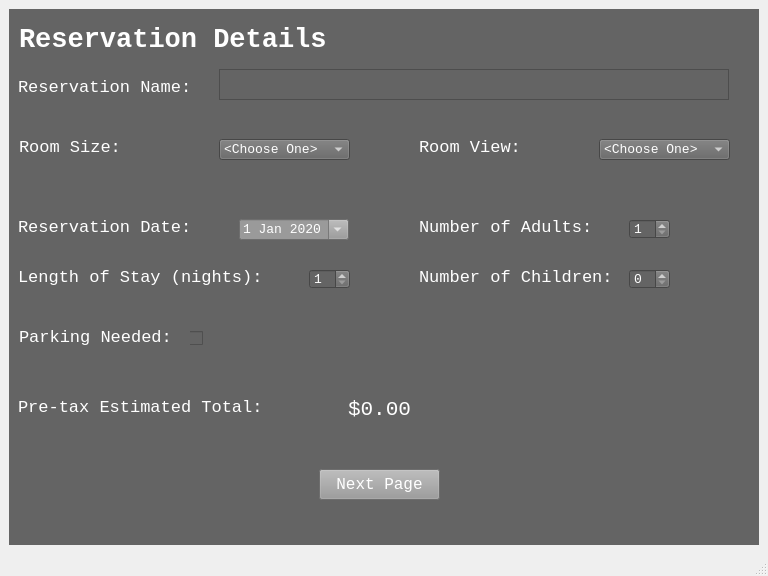
The window that mainwindow.ui (blakefuller/ResortReservation) describes before a commit, drawn with Qt 5.
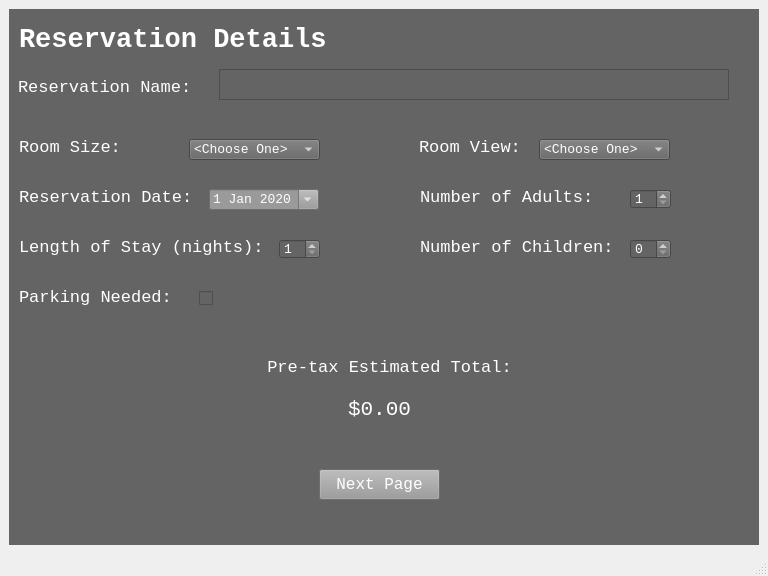
The same window after the commit. The open tabs and pages were chosen to show the change. Icons and pictures are not drawn.

Commit message: Pictures added, colors changed.

```diff
--- a/mainwindow.ui
+++ b/mainwindow.ui
@@ -88,8 +88,8 @@
        <widget class="QLabel" name="label_7">
         <property name="geometry">
          <rect>
-          <x>9</x>
-          <y>210</y>
+          <x>10</x>
+          <y>180</y>
           <width>181</width>
           <height>16</height>
          </rect>
@@ -107,8 +107,8 @@
        <widget class="QLabel" name="label_8">
         <property name="geometry">
          <rect>
-          <x>9</x>
-          <y>260</y>
+          <x>10</x>
+          <y>230</y>
           <width>251</width>
           <height>16</height>
          </rect>
@@ -126,8 +126,8 @@
        <widget class="QLabel" name="label_9">
         <property name="geometry">
          <rect>
-          <x>410</x>
-          <y>210</y>
+          <x>411</x>
+          <y>180</y>
           <width>181</width>
           <height>16</height>
          </rect>
@@ -145,8 +145,8 @@
        <widget class="QLabel" name="label_10">
         <property name="geometry">
          <rect>
-          <x>410</x>
-          <y>260</y>
+          <x>411</x>
+          <y>230</y>
           <width>201</width>
           <height>16</height>
          </rect>
@@ -164,8 +164,8 @@
        <widget class="QLabel" name="label_12">
         <property name="geometry">
          <rect>
-          <x>9</x>
-          <y>390</y>
+          <x>250</x>
+          <y>350</y>
           <width>261</width>
           <height>16</height>
          </rect>
@@ -179,6 +179,9 @@
         <property name="text">
          <string>Pre-tax Estimated Total:</string>
         </property>
+        <property name="alignment">
+         <set>Qt::AlignCenter</set>
+        </property>
        </widget>
        <widget class="QTextEdit" name="nameInput">
         <property name="geometry">
@@ -216,7 +219,7 @@
        <widget class="QComboBox" name="roomSize">
         <property name="geometry">
          <rect>
-          <x>210</x>
+          <x>180</x>
           <y>130</y>
           <width>131</width>
           <height>21</height>
@@ -250,7 +253,7 @@
        <widget class="QComboBox" name="roomView">
         <property name="geometry">
          <rect>
-          <x>590</x>
+          <x>530</x>
           <y>130</y>
           <width>131</width>
           <height>21</height>
@@ -284,8 +287,8 @@
        <widget class="QDateEdit" name="resDate">
         <property name="geometry">
          <rect>
-          <x>230</x>
-          <y>210</y>
+          <x>200</x>
+          <y>180</y>
           <width>110</width>
           <height>21</height>
          </rect>
@@ -324,8 +327,8 @@
        <widget class="QSpinBox" name="lenStay">
         <property name="geometry">
          <rect>
-          <x>300</x>
-          <y>260</y>
+          <x>270</x>
+          <y>230</y>
           <width>41</width>
           <height>20</height>
          </rect>
@@ -346,8 +349,8 @@
        <widget class="QSpinBox" name="numAdults">
         <property name="geometry">
          <rect>
-          <x>620</x>
-          <y>210</y>
+          <x>621</x>
+          <y>180</y>
           <width>41</width>
           <height>20</height>
          </rect>
@@ -368,8 +371,8 @@
        <widget class="QSpinBox" name="numChild">
         <property name="geometry">
          <rect>
-          <x>620</x>
-          <y>260</y>
+          <x>621</x>
+          <y>230</y>
           <width>41</width>
           <height>20</height>
          </rect>
@@ -393,8 +396,8 @@
        <widget class="QCheckBox" name="parking">
         <property name="geometry">
          <rect>
-          <x>180</x>
-          <y>320</y>
+          <x>190</x>
+          <y>280</y>
           <width>141</width>
           <height>18</height>
          </rect>
@@ -463,7 +466,7 @@
         <property name="geometry">
          <rect>
           <x>10</x>
-          <y>320</y>
+          <y>280</y>
           <width>171</width>
           <height>16</height>
          </rect>
@@ -502,8 +505,8 @@
        <widget class="QLabel" name="calendarIcon">
         <property name="geometry">
          <rect>
-          <x>350</x>
-          <y>200</y>
+          <x>330</x>
+          <y>170</y>
           <width>31</width>
           <height>31</height>
          </rect>
@@ -530,8 +533,8 @@
        <widget class="QLabel" name="adultIcon">
         <property name="geometry">
          <rect>
-          <x>690</x>
-          <y>210</y>
+          <x>691</x>
+          <y>180</y>
           <width>31</width>
           <height>31</height>
          </rect>
@@ -549,8 +552,8 @@
        <widget class="QLabel" name="label_4">
         <property name="geometry">
          <rect>
-          <x>680</x>
-          <y>250</y>
+          <x>681</x>
+          <y>220</y>
           <width>47</width>
           <height>41</height>
          </rect>
@@ -568,6 +571,63 @@
          <bool>true</bool>
         </property>
        </widget>
+       <widget class="QLabel" name="label_19">
+        <property name="geometry">
+         <rect>
+          <x>330</x>
+          <y>220</y>
+          <width>31</width>
+          <height>31</height>
+         </rect>
+        </property>
+        <property name="text">
+         <string/>
+        </property>
+        <property name="pixmap">
+         <pixmap>../../Desktop/Resort Reservation/icon-ios7-moon-512.png</pixmap>
+        </property>
+        <property name="scaledContents">
+         <bool>true</bool>
+        </property>
+       </widget>
+       <widget class="QLabel" name="label_20">
+        <property name="geometry">
+         <rect>
+          <x>330</x>
+          <y>120</y>
+          <width>31</width>
+          <height>31</height>
+         </rect>
+        </property>
+        <property name="text">
+         <string/>
+        </property>
+        <property name="pixmap">
+         <pixmap>../../Desktop/Resort Reservation/bed-icon-png.png</pixmap>
+        </property>
+        <property name="scaledContents">
+         <bool>true</bool>
+        </property>
+       </widget>
+       <widget class="QLabel" name="label_21">
+        <property name="geometry">
+         <rect>
+          <x>690</x>
+          <y>130</y>
+          <width>31</width>
+          <height>31</height>
+         </rect>
+        </property>
+        <property name="text">
+         <string/>
+        </property>
+        <property name="pixmap">
+         <pixmap>../../Desktop/Resort Reservation/home-icon-png-home-house-icon-image-202-512.png</pixmap>
+        </property>
+        <property name="scaledContents">
+         <bool>true</bool>
+        </property>
+       </widget>
       </widget>
       <widget class="QWidget" name="page_2">
        <widget class="QPushButton" name="nextPage_2">
```
Left out of the diff: 9 changed lines with no effect on the pictures.
